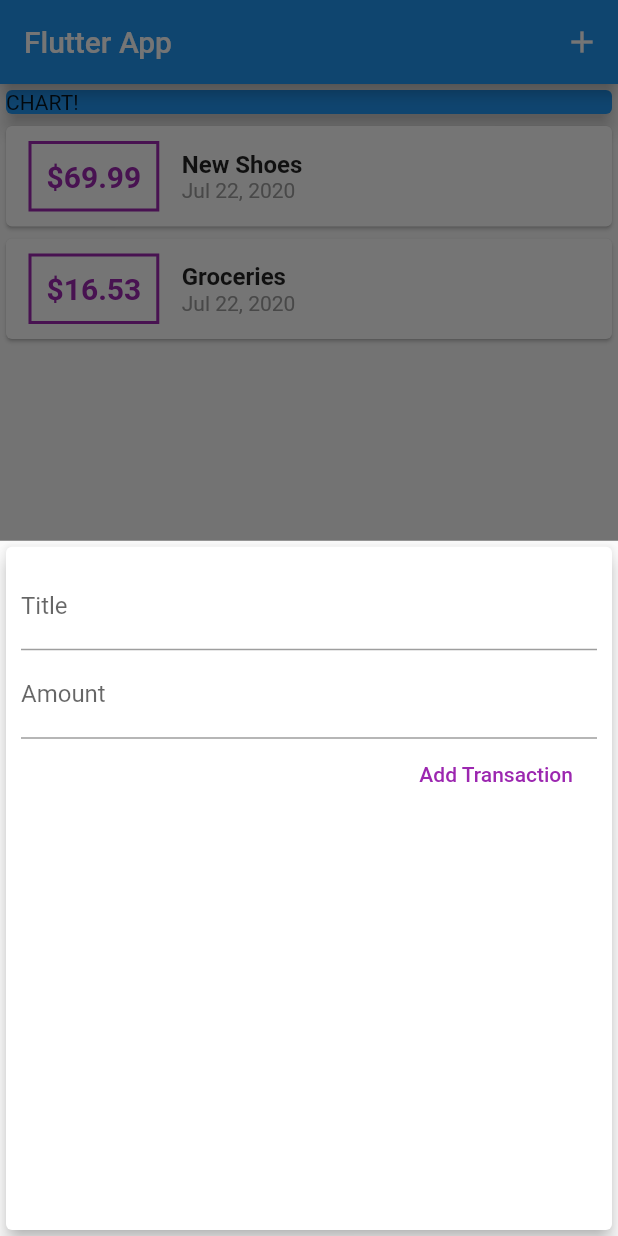
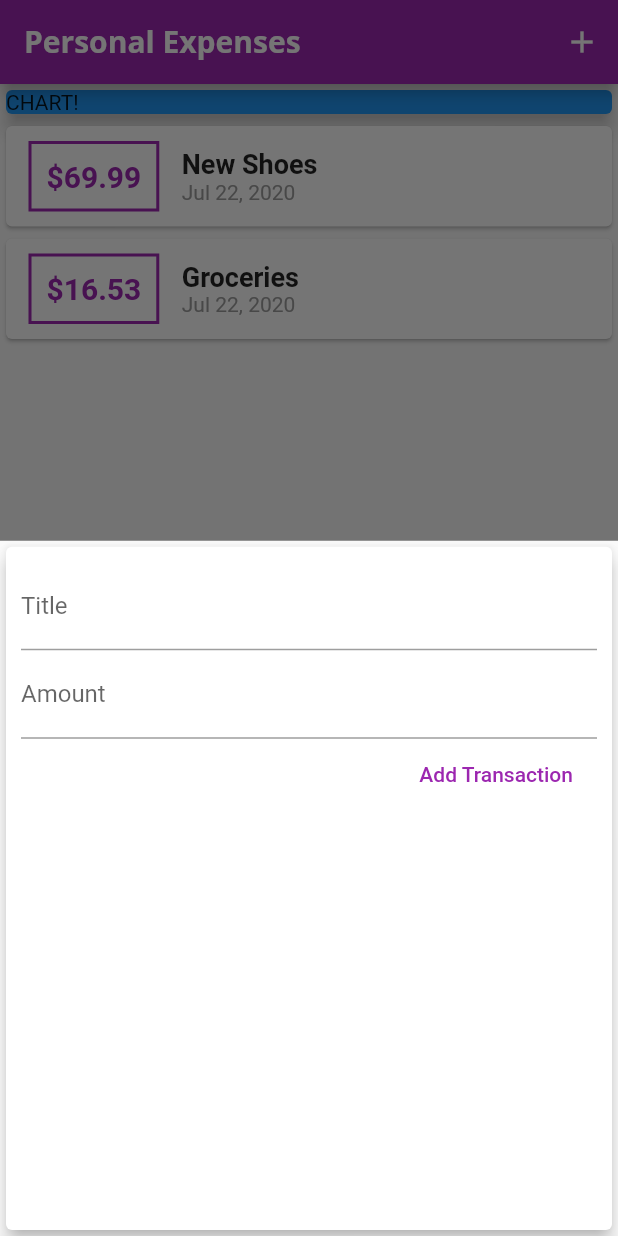
Before and after one commit to tdbranham/Simple_Financial_App, a Flutter app: the screen it shows after launch, after a tap on the "add" icon, on a phone screen of 412 x 824 dp. Run offline on Flutter 3.47's test engine with Material 2 defaults, Android fonts, the phone set to English and light mode, and no system bars; Roboto replaces fonts that are missing (OpenSane).

Commit message:
add fonts

```diff
--- a/lib/main.dart
+++ b/lib/main.dart
@@ -11,7 +11,27 @@ class MyApp extends StatelessWidget {
   @override
   Widget build(BuildContext context) {
     return MaterialApp(
-      title: 'Flutter App',
+      title: 'Personal Expenses',
+      theme: ThemeData(
+          primarySwatch: Colors.purple,
+          accentColor: Colors.amber,
+          fontFamily: 'Quicksand',
+          textTheme: ThemeData.light().textTheme.copyWith(
+                headline6: TextStyle(
+                  fontFamily: 'OpenSane',
+                  fontWeight: FontWeight.bold,
+                  fontSize: 18,
+                ),
+              ),
+          appBarTheme: AppBarTheme(
+            textTheme: ThemeData.light().textTheme.copyWith(
+                  headline6: TextStyle(
+                    fontFamily: 'OpenSans',
+                    fontSize: 20,
+                    fontWeight: FontWeight.bold,
+                  ),
+                ),
+          )),
       home: MyHomePage(),
     );
   }
@@ -71,7 +91,7 @@ class _MyHomePageState extends State<MyHomePage> {
   Widget build(BuildContext context) {
     return Scaffold(
       appBar: AppBar(
-        title: Text('Flutter App'),
+        title: Text('Personal Expenses'),
         actions: <Widget>[
           IconButton(
             icon: Icon(Icons.add),
--- a/lib/widgets/new_transaction.dart
+++ b/lib/widgets/new_transaction.dart
@@ -1,11 +1,17 @@
 import 'package:flutter/material.dart';
 
-class NewTransaction extends StatelessWidget {
-  final titleController = TextEditingController();
-  final amountController = TextEditingController();
+class NewTransaction extends StatefulWidget {
   final Function addTx;
 
   NewTransaction(this.addTx);
+
+  @override
+  _NewTransactionState createState() => _NewTransactionState();
+}
+
+class _NewTransactionState extends State<NewTransaction> {
+  final titleController = TextEditingController();
+  final amountController = TextEditingController();
 
   void submitData() {
     final enteredTitle = titleController.text;
@@ -15,10 +21,12 @@ class NewTransaction extends StatelessWidget {
       return;
     }
 
-    addTx(
+    widget.addTx(
       enteredTitle,
       enteredAmount,
     );
+
+    Navigator.of(context).pop();
   }
 
   @override
--- a/lib/widgets/transaction_list.dart
+++ b/lib/widgets/transaction_list.dart
@@ -24,7 +24,7 @@ class TransactionList extends StatelessWidget {
                   ),
                   decoration: BoxDecoration(
                     border: Border.all(
-                      color: Colors.purple,
+                      color: Theme.of(context).primaryColor,
                       width: 2,
                     ),
                   ),
@@ -34,7 +34,7 @@ class TransactionList extends StatelessWidget {
                     style: TextStyle(
                       fontWeight: FontWeight.bold,
                       fontSize: 20,
-                      color: Colors.purple,
+                      color: Theme.of(context).primaryColor,
                     ),
                   ),
                 ),
@@ -43,10 +43,7 @@ class TransactionList extends StatelessWidget {
                   children: <Widget>[
                     Text(
                       transactions[index].title,
-                      style: TextStyle(
-                        fontWeight: FontWeight.bold,
-                        fontSize: 16,
-                      ),
+                      style: Theme.of(context).textTheme.headline6,
                     ),
                     Text(
                       DateFormat.yMMMd().format(transactions[index].date),
```
Also changed, not shown: pubspec.yaml (+11 -6 lines), assets/fonts/OpenSans-Bold.ttf (added), assets/fonts/OpenSans-Regular.ttf (added), assets/fonts/Quicksand-Bold.ttf (added), assets/fonts/Quicksand-Light.ttf (added), assets/fonts/Quicksand-Medium.ttf (added), assets/fonts/Quicksand-Regular.ttf (added).
